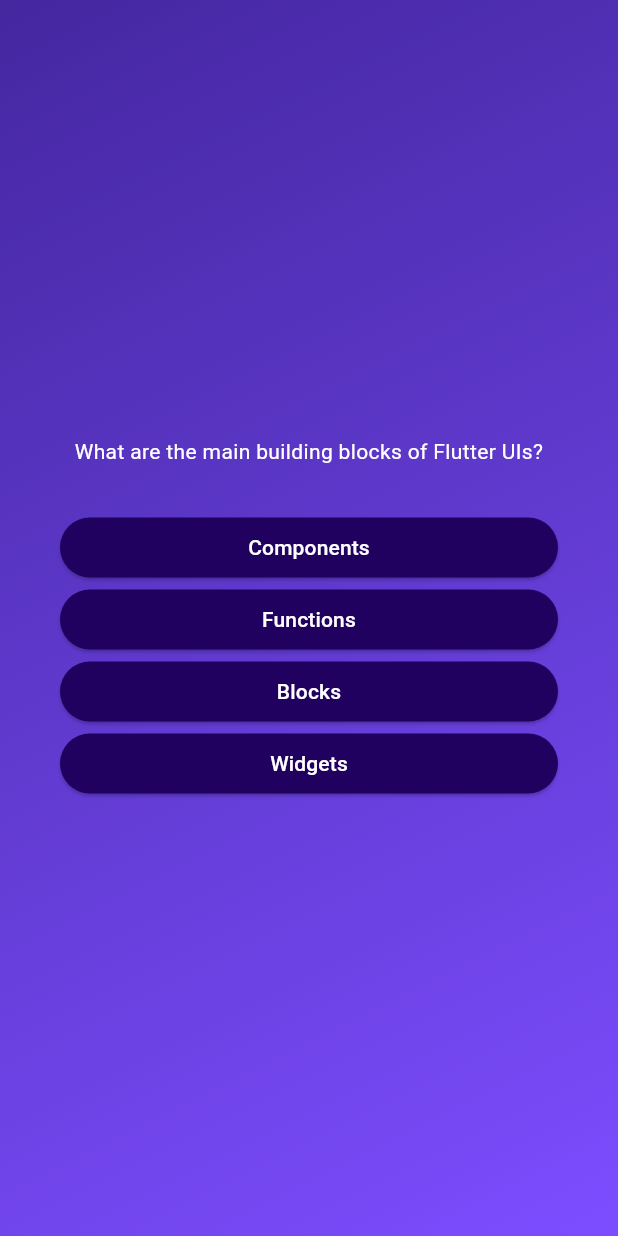
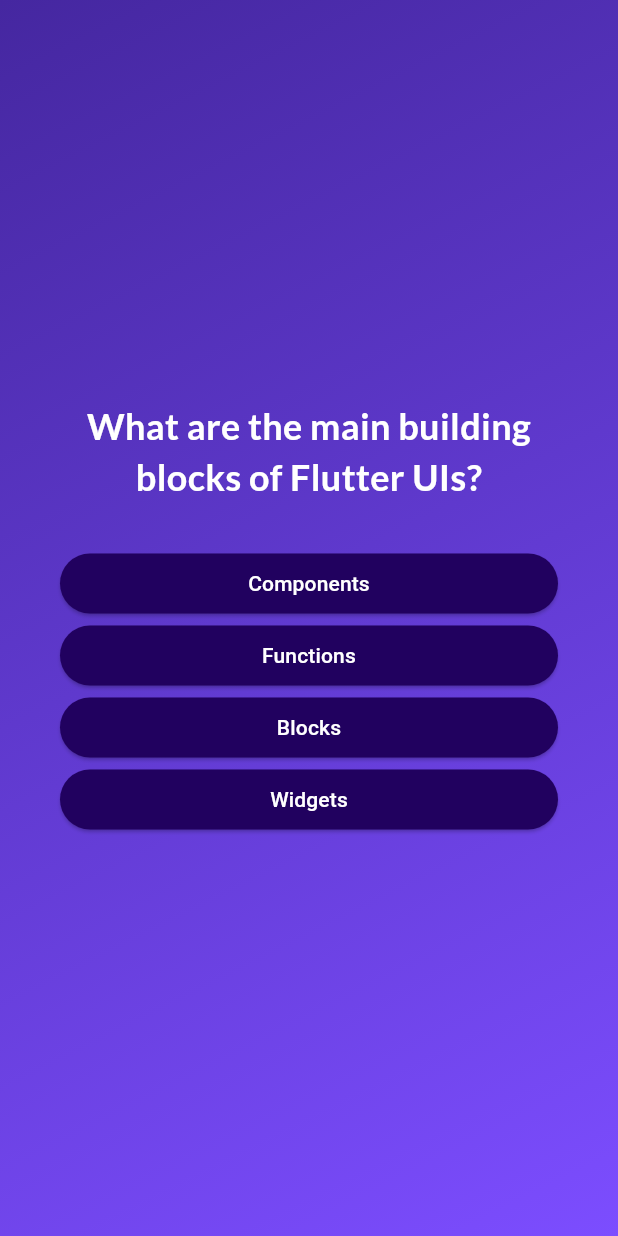
Before and after one commit to felipeazsantos/flutter-learn-projects, a Flutter app: the screen it shows after launch, after a tap on "Start Quiz", on a phone screen of 412 x 824 dp. Run offline on Flutter 3.47's test engine with Material 3 defaults, Android fonts, the phone set to English and light mode, and no system bars; our stand-ins replace google_fonts.

Commit message:
Using Third-Party Packages & Adding Google Fonts

```diff
--- a/basics/lib/questions_screen.dart
+++ b/basics/lib/questions_screen.dart
@@ -1,6 +1,7 @@
 import 'package:basics/answer_button.dart';
 import 'package:flutter/material.dart';
 import 'package:basics/data/questions.dart';
+import 'package:google_fonts/google_fonts.dart';
 
 class QuestionsScreen extends StatefulWidget {
   const QuestionsScreen({super.key});
@@ -33,9 +34,11 @@ class _QuestionsScreenState extends State<QuestionsScreen> {
             Text(
               currentQuestion.text,
               textAlign: TextAlign.center,
-              style: const TextStyle(
+              style: GoogleFonts.lato(
                 color: Colors.white,
-              ),
+                fontSize: 24,
+                fontWeight: FontWeight.bold,
+              )
             ),
             const SizedBox(height: 30),
             ...currentQuestion.getShuffledAnswers().map((answer) {
--- a/basics/pubspec.yaml
+++ b/basics/pubspec.yaml
@@ -35,6 +35,7 @@ dependencies:
   # The following adds the Cupertino Icons font to your application.
   # Use with the CupertinoIcons class for iOS style icons.
   cupertino_icons: ^1.0.6
+  google_fonts: ^6.2.1
 
 dev_dependencies:
   flutter_test:
```
Also changed, not shown: basics/pubspec.lock, 1 other file.
